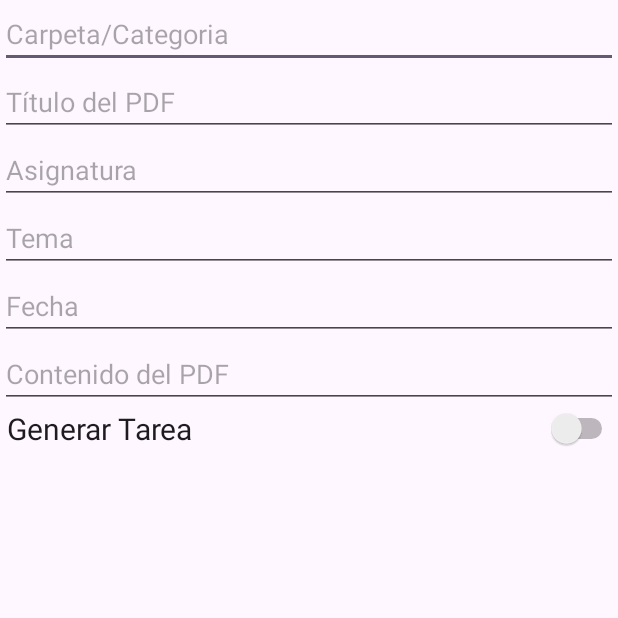
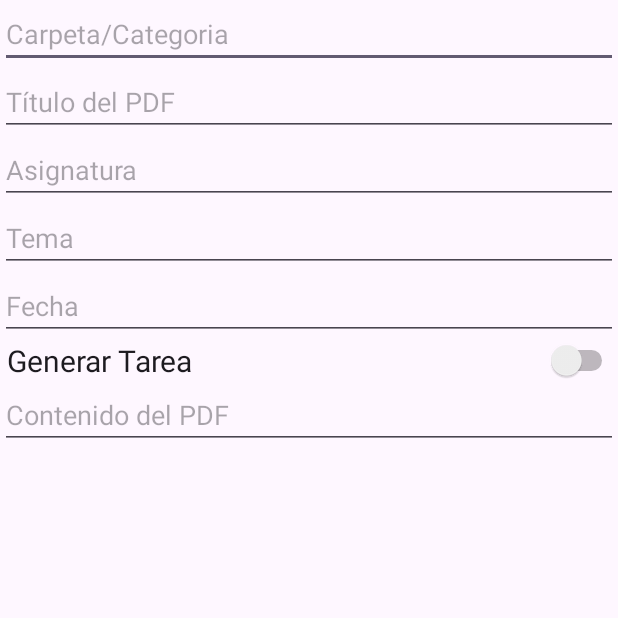
Before and after one commit to JonathanAriass/Gestor-Academico, an Android app: the fragment AcademicTemplateFragment shown on its own in the app's theme, on a phone screen of 412 x 824 dp, the top half of it. Run offline under Robolectric (Android 15) with nearby library versions, the phone set to English and light mode, and no system bars; libraries missing offline, so code that uses them is left out: com.itextpdf.text.

Commit message:
Arreglados errores de layaout en exportacion de pdf

```diff
--- a/app/src/main/java/com/example/gestoracademico/ui/ui/slideshow/templates/AcademicTemplateFragment.java
+++ b/app/src/main/java/com/example/gestoracademico/ui/ui/slideshow/templates/AcademicTemplateFragment.java
@@ -110,9 +110,9 @@ public class AcademicTemplateFragment extends Fragment {
                     dateTask.setVisibility(View.VISIBLE);
                     titleTask.setVisibility(View.VISIBLE);
                 }else{
-                    dateTask.setVisibility(View.INVISIBLE);
+                    dateTask.setVisibility(View.GONE);
                     dateTask.setText("");
-                    titleTask.setVisibility(View.INVISIBLE);
+                    titleTask.setVisibility(View.GONE);
                     titleTask.setText("");
                 }
             }
--- a/app/src/main/java/com/example/gestoracademico/ui/ui/slideshow/templates/GenericTemplateFragment.java
+++ b/app/src/main/java/com/example/gestoracademico/ui/ui/slideshow/templates/GenericTemplateFragment.java
@@ -85,9 +85,9 @@ public class GenericTemplateFragment extends Fragment {
                     dateTask.setVisibility(View.VISIBLE);
                     titleTask.setVisibility(View.VISIBLE);
                 } else {
-                    dateTask.setVisibility(View.INVISIBLE);
+                    dateTask.setVisibility(View.GONE);
                     dateTask.setText("");
-                    titleTask.setVisibility(View.INVISIBLE);
+                    titleTask.setVisibility(View.GONE);
                     titleTask.setText("");
                 }
             }
--- a/app/src/main/res/layout/fragment_academic_template.xml
+++ b/app/src/main/res/layout/fragment_academic_template.xml
@@ -1,5 +1,5 @@
 <?xml version="1.0" encoding="utf-8"?>
-<RelativeLayout
+<FrameLayout
         xmlns:android="http://schemas.android.com/apk/res/android"
         xmlns:app="http://schemas.android.com/apk/res-auto"
         xmlns:tools="http://schemas.android.com/tools"
@@ -62,14 +62,6 @@
                         android:focusable="false"
                         android:autoSizeTextType="uniform"/>
 
-                <EditText
-                        android:id="@+id/editTextContent"
-                        android:layout_width="match_parent"
-                        android:layout_height="wrap_content"
-                        android:hint="Contenido del PDF"
-                        android:inputType="textMultiLine"
-                        android:autoSizeTextType="uniform"/>
-
             <Switch
                 android:id="@+id/createTaskWithDocument"
                 android:layout_width="match_parent"
@@ -83,7 +75,7 @@
                 android:layout_height="wrap_content"
                 android:hint="Título de la tarea"
                 android:inputType="text"
-                    android:visibility="invisible"
+                android:visibility="gone"
                 android:autoSizeTextType="uniform"/>
 
             <EditText
@@ -92,11 +84,23 @@
                 android:layout_height="wrap_content"
                 android:hint="Fecha de la tarea"
                 android:inputType="date"
-                    android:visibility="invisible"
+                android:visibility="gone"
                 android:clickable="true"
                 android:maxLines="1"
                 android:focusable="false"
                 android:autoSizeTextType="uniform"/>
+
+                <EditText
+                        android:id="@+id/editTextContent"
+                        android:layout_width="match_parent"
+                        android:layout_height="wrap_content"
+                        android:hint="Contenido del PDF"
+                        android:inputType="textMultiLine"
+                        android:autoSizeTextType="uniform"
+                        android:layout_marginBottom="16dp"
+                    />
+
+
 
 
 
@@ -106,4 +110,4 @@
 
 
 
-</RelativeLayout>
+</FrameLayout>
```
Also changed, not shown: app/src/main/java/com/example/gestoracademico/FileExplorerAdapter.java (+64 -20 lines), app/src/main/res/layout/fragment_generic.xml (+12 -11 lines). Lines whose indentation alone changed are shown as unchanged.
